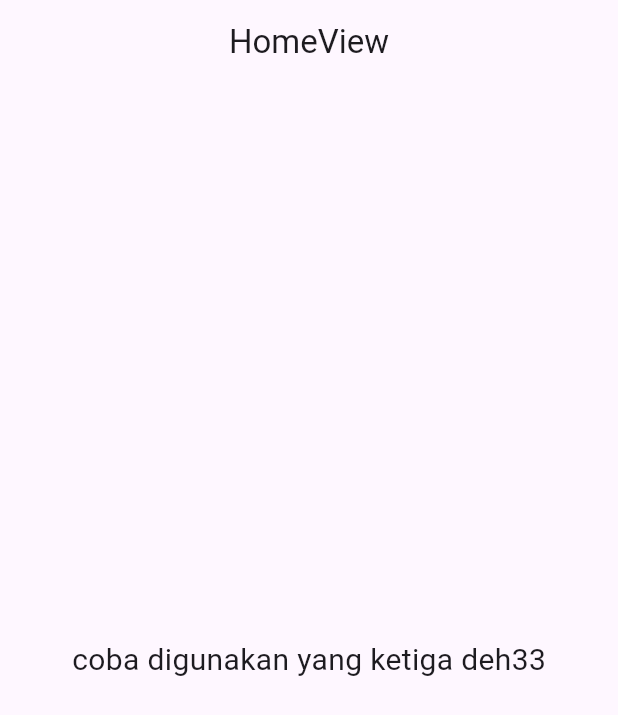
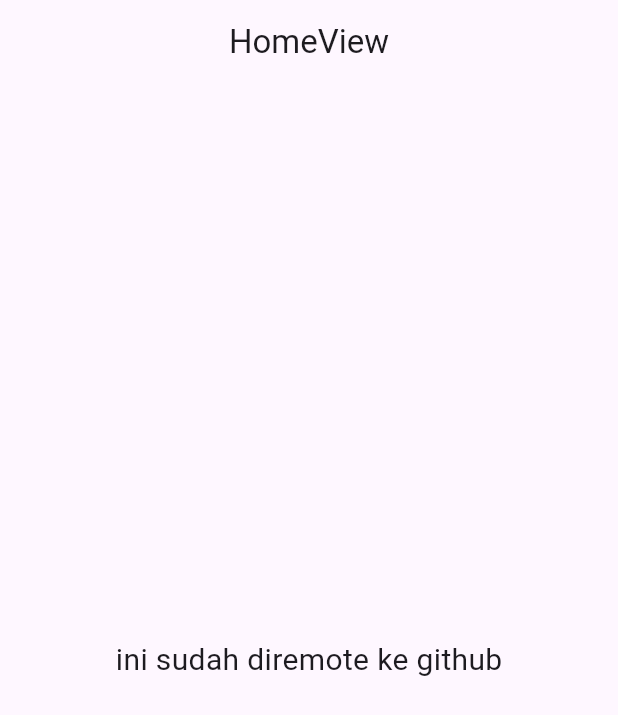
Before and after one commit to SaefudinAlBanna/myapp, a Flutter app: the screen it shows after launch, on a phone screen of 412 x 824 dp. Shown: the top 715 px of the screen. Run offline on Flutter 3.47's test engine with Material 3 defaults, Android fonts, the phone set to English and light mode, and no system bars; our stand-ins replace get.

Commit message:
merubah home_view.dart

```diff
--- a/lib/app/modules/home/views/home_view.dart
+++ b/lib/app/modules/home/views/home_view.dart
@@ -15,7 +15,7 @@ class HomeView extends GetView<HomeController> {
       ),
       body: const Center(
         child: Text(
-          'coba digunakan yang ketiga deh33',
+          'ini sudah diremote ke github',
           style: TextStyle(fontSize: 20),
         ),
       ),
```
